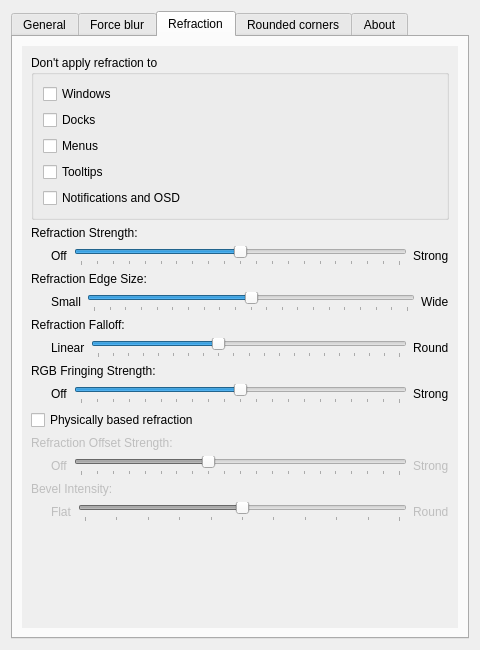
First picture: the form in src/kcm/blur_config.ui, repository Nael-Nathanael/kwin-effects-glass, before the edit.
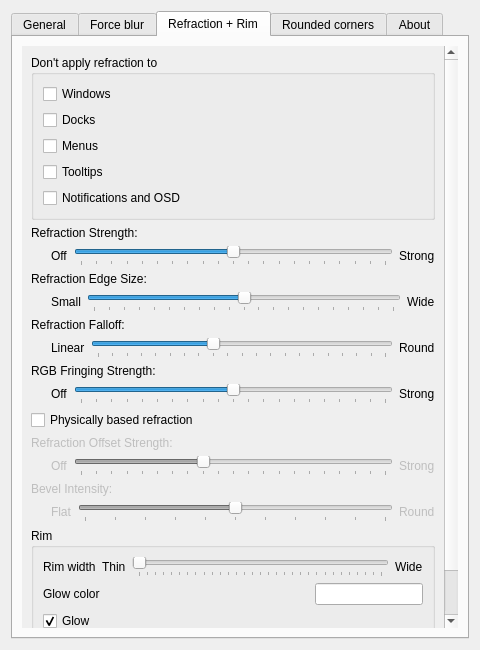
Second picture: the form after the edit. The open tabs and pages were chosen to show the change. Custom widgets are drawn as their Qt base class.

Commit message: chore(ui): renamed Refraction tab to "Refraction + Rim", added Rim section under refraction tab, moved Glow Color here feat(outline): added toggles for Glow and Specular lighting

```diff
--- a/src/kcm/blur_config.ui
+++ b/src/kcm/blur_config.ui
@@ -554,30 +554,6 @@
              </item>
             </layout>
            </item>
-           <item>
-            <layout class="QHBoxLayout">
-             <item>
-              <widget class="QLabel" name="labelGlowColor">
-               <property name="text">
-                <string>Glow color</string>
-               </property>
-              </widget>
-             </item>
-             <item>
-              <widget class="QLineEdit" name="kcfg_GlowColor">
-               <property name="sizePolicy">
-                <sizepolicy hsizetype="Fixed" vsizetype="Fixed">
-                 <horstretch>0</horstretch>
-                 <verstretch>0</verstretch>
-                </sizepolicy>
-               </property>
-               <property name="toolTip">
-                <string>Enter a color in #AARRGGBB format. The A (alpha) channel sets glow strength.</string>
-               </property>
-              </widget>
-             </item>
-            </layout>
-           </item>
            <item>
             <layout class="QHBoxLayout" name="tintAndEdgeOptionsLayout">
              <item>
@@ -826,7 +802,7 @@
      </widget>
      <widget class="QWidget" name="widget">
       <attribute name="title">
-       <string>Refraction</string>
+       <string>Refraction + Rim</string>
       </attribute>
       <layout class="QVBoxLayout">
        <item>
@@ -1319,6 +1295,106 @@
              </item>
             </layout>
            </item>
+           <item>
+            <widget class="QGroupBox" name="rimGroupBox">
+             <property name="title">
+              <string>Rim</string>
+             </property>
+             <layout class="QVBoxLayout">
+              <item>
+               <layout class="QHBoxLayout" name="horizontalLayoutRimWidth">
+                <item>
+                 <widget class="QLabel" name="labelRimWidth">
+                  <property name="text">
+                   <string>Rim width</string>
+                  </property>
+                 </widget>
+                </item>
+                <item>
+                 <widget class="QLabel" name="labelRimWidthThin">
+                  <property name="text">
+                   <string>Thin</string>
+                  </property>
+                 </widget>
+                </item>
+                <item>
+                 <widget class="QSlider" name="kcfg_RimWidth">
+                  <property name="minimum">
+                   <number>10</number>
+                  </property>
+                  <property name="maximum">
+                   <number>40</number>
+                  </property>
+                  <property name="singleStep">
+                   <number>1</number>
+                  </property>
+                  <property name="pageStep">
+                   <number>1</number>
+                  </property>
+                  <property name="value">
+                   <number>10</number>
+                  </property>
+                  <property name="orientation">
+                   <enum>Qt::Orientation::Horizontal</enum>
+                  </property>
+                  <property name="tickPosition">
+                   <enum>QSlider::TickPosition::TicksBelow</enum>
+                  </property>
+                 </widget>
+                </item>
+                <item>
+                 <widget class="QLabel" name="labelRimWidthWide">
+                  <property name="text">
+                   <string>Wide</string>
+                  </property>
+                 </widget>
+                </item>
+               </layout>
+              </item>
+              <item>
+               <layout class="QHBoxLayout" name="horizontalLayoutRimGlowColor">
+                <item>
+                 <widget class="QLabel" name="labelGlowColor">
+                  <property name="text">
+                   <string>Glow color</string>
+                  </property>
+                 </widget>
+                </item>
+                <item>
+                 <widget class="QLineEdit" name="kcfg_GlowColor">
+                  <property name="sizePolicy">
+                   <sizepolicy hsizetype="Fixed" vsizetype="Fixed">
+                    <horstretch>0</horstretch>
+                    <verstretch>0</verstretch>
+                   </sizepolicy>
+                  </property>
+                  <property name="toolTip">
+                   <string>Enter a color in #AARRGGBB format. The A (alpha) channel sets glow strength.</string>
+                  </property>
+                 </widget>
+                </item>
+               </layout>
+              </item>
+              <item>
+               <widget class="QCheckBox" name="kcfg_RimGlow">
+                <property name="text">
+                 <string>Glow</string>
+                </property>
+                <property name="checked">
+                 <bool>true</bool>
+                </property>
+               </widget>
+              </item>
+              <item>
+               <widget class="QCheckBox" name="kcfg_RimSpecular">
+                <property name="text">
+                 <string>Specular</string>
+                </property>
+               </widget>
+              </item>
+             </layout>
+            </widget>
+           </item>
            <item>
             <spacer name="verticalSpacer">
              <property name="orientation">
```
The commit also changes 6 other files.
